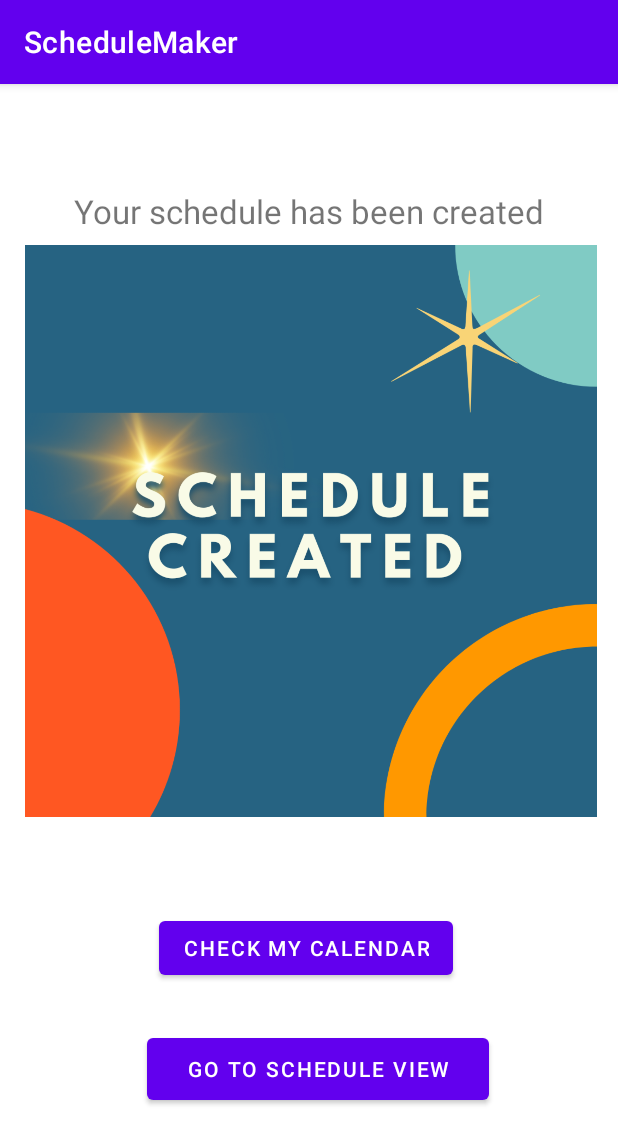
After one commit to ShanmuCode27/Shedule-Maker, an Android app: the ScheduleCreatedActivity screen opened directly, with no data from a screen before it, on a phone screen of 412 x 824 dp. The commit adds this screen. Shown: the top 1144 px of the screen. Run offline under Robolectric (Android 15) with nearby library versions, the phone set to English and light mode, and no system bars.

```diff
--- a/app/src/main/AndroidManifest.xml
+++ b/app/src/main/AndroidManifest.xml
@@ -12,6 +12,12 @@
         android:roundIcon="@mipmap/ic_launcher_round"
         android:supportsRtl="true"
         android:theme="@style/Theme.ScheduleMaker">
+        <activity
+            android:name=".AllScheduleFlowViewActivity"
+            android:exported="false" />
+        <activity
+            android:name=".ScheduleCreatedActivity"
+            android:exported="false" />
         <activity
             android:name=".ScheduleComputeErrorActivity"
             android:exported="false" />
--- a/app/src/main/java/com/shanmu/schedulemaker/LoginActivity.java
+++ b/app/src/main/java/com/shanmu/schedulemaker/LoginActivity.java
@@ -10,6 +10,8 @@ import android.view.View;
 import android.widget.Button;
 import android.widget.EditText;
 import android.widget.Toast;
+
+import com.shanmu.schedulemaker.utils.DbHelper;
 
 public class LoginActivity extends AppCompatActivity {
 
@@ -56,7 +58,7 @@ public class LoginActivity extends AppCompatActivity {
                         }, 2000);
 
                     } else {
-                        Toast.makeText(LoginActivity.this, "Invalid username or password", Toast.LENGTH_SHORT);
+                        Toast.makeText(LoginActivity.this, "Invalid username or password", Toast.LENGTH_SHORT).show();
                         Log.d("loginfailed", "login failed");
                     }
                 }
--- a/app/src/main/java/com/shanmu/schedulemaker/MapActivity.java
+++ b/app/src/main/java/com/shanmu/schedulemaker/MapActivity.java
@@ -4,11 +4,6 @@ import android.Manifest;
 import android.content.Context;
 import android.content.Intent;
 import android.content.pm.PackageManager;
-import android.hardware.Sensor;
-import android.hardware.SensorEvent;
-import android.hardware.SensorEventListener;
-import android.hardware.SensorListener;
-import android.hardware.SensorManager;
 import android.location.Address;
 import android.location.Geocoder;
 import android.location.Location;
@@ -26,6 +21,7 @@ import com.google.android.gms.maps.GoogleMap;
 import com.google.android.gms.maps.OnMapReadyCallback;
 import com.google.android.gms.maps.SupportMapFragment;
 import com.shanmu.schedulemaker.databinding.ActivityMapBinding;
+import com.shanmu.schedulemaker.utils.DbHelper;
 
 import java.util.List;
 import java.util.Locale;
--- /dev/null
+++ b/app/src/main/java/com/shanmu/schedulemaker/ScheduleCreatedActivity.java
@@ -0,0 +1,33 @@
+package com.shanmu.schedulemaker;
+
+import androidx.appcompat.app.AppCompatActivity;
+
+import android.content.Intent;
+import android.os.Bundle;
+import android.view.View;
+import android.widget.Button;
+
+public class ScheduleCreatedActivity extends AppCompatActivity {
+
+    Button checkCalendarBtn, scheduleViewBtn;;
+
+    @Override
+    protected void onCreate(Bundle savedInstanceState) {
+        super.onCreate(savedInstanceState);
+        setContentView(R.layout.activity_schedule_created);
+
+        checkCalendarBtn = findViewById(R.id.schedule_created_check_calendar_btn);
+        scheduleViewBtn = (Button) findViewById(R.id.schedule_created_shedule_view_btn);
+    }
+
+    public void moveToScheduleView() {
+        scheduleViewBtn.setOnClickListener(new View.OnClickListener() {
+            @Override
+            public void onClick(View view) {
+                startActivity(new Intent(getApplicationContext(), AllScheduleFlowViewActivity.class));
+            }
+        });
+    }
+
+
+}
--- a/app/src/main/java/com/shanmu/schedulemaker/SignupActivity.java
+++ b/app/src/main/java/com/shanmu/schedulemaker/SignupActivity.java
@@ -7,11 +7,11 @@ import android.os.Bundle;
 import android.os.Handler;
 import android.util.Log;
 import android.view.View;
-import android.widget.ArrayAdapter;
 import android.widget.Button;
 import android.widget.EditText;
-import android.widget.Spinner;
 import android.widget.Toast;
+
+import com.shanmu.schedulemaker.utils.DbHelper;
 
 public class SignupActivity extends AppCompatActivity {
 
--- /dev/null
+++ b/app/src/main/res/layout/activity_schedule_created.xml
@@ -0,0 +1,67 @@
+<?xml version="1.0" encoding="utf-8"?>
+<androidx.constraintlayout.widget.ConstraintLayout xmlns:android="http://schemas.android.com/apk/res/android"
+    xmlns:app="http://schemas.android.com/apk/res-auto"
+    xmlns:tools="http://schemas.android.com/tools"
+    android:layout_width="match_parent"
+    android:layout_height="match_parent"
+    tools:context=".ScheduleCreatedActivity">
+
+    <TextView
+        android:id="@+id/schedule_created_title"
+        android:layout_width="wrap_content"
+        android:layout_height="wrap_content"
+        android:layout_marginStart="48dp"
+        android:layout_marginTop="51dp"
+        android:layout_marginEnd="49dp"
+        android:layout_marginBottom="650dp"
+        android:gravity="center"
+        android:text="Your schedule has been created"
+        android:textSize="22dp"
+        app:layout_constraintBottom_toBottomOf="parent"
+        app:layout_constraintEnd_toEndOf="parent"
+        app:layout_constraintStart_toStartOf="parent"
+        app:layout_constraintTop_toTopOf="parent" />
+
+    <ImageView
+        android:id="@+id/imageView"
+        android:layout_width="381dp"
+        android:layout_height="460dp"
+        android:layout_marginTop="68dp"
+        app:layout_constraintEnd_toEndOf="parent"
+        app:layout_constraintHorizontal_bias="0.533"
+        app:layout_constraintStart_toStartOf="parent"
+        app:layout_constraintTop_toTopOf="parent"
+        app:srcCompat="@drawable/schedule_created" />
+
+    <Button
+        android:id="@+id/schedule_created_check_calendar_btn"
+        android:layout_width="wrap_content"
+        android:layout_height="wrap_content"
+        android:layout_marginStart="106dp"
+        android:layout_marginTop="7dp"
+        android:layout_marginEnd="107dp"
+        android:layout_marginBottom="76dp"
+        android:text="Check my calendar"
+        app:layout_constraintBottom_toBottomOf="parent"
+        app:layout_constraintEnd_toEndOf="parent"
+        app:layout_constraintHorizontal_bias="0.0"
+        app:layout_constraintStart_toStartOf="parent"
+        app:layout_constraintTop_toBottomOf="@+id/imageView"
+        app:layout_constraintVertical_bias="0.152" />
+
+    <Button
+        android:id="@+id/schedule_created_shedule_view_btn"
+        android:layout_width="228dp"
+        android:layout_height="53dp"
+        android:layout_marginStart="98dp"
+        android:layout_marginTop="30dp"
+        android:layout_marginEnd="117dp"
+        android:layout_marginBottom="117dp"
+        android:text="Go to Schedule View"
+        app:layout_constraintBottom_toBottomOf="parent"
+        app:layout_constraintEnd_toEndOf="parent"
+        app:layout_constraintHorizontal_bias="0.0"
+        app:layout_constraintStart_toStartOf="parent"
+        app:layout_constraintTop_toBottomOf="@+id/schedule_created_check_calendar_btn"
+        app:layout_constraintVertical_bias="0.0" />
+</androidx.constraintlayout.widget.ConstraintLayout>
```
Also changed, not shown: app/src/main/java/com/shanmu/schedulemaker/AllScheduleFlowViewActivity.java (added, +36 -0 lines), app/src/main/java/com/shanmu/schedulemaker/ComputeSchedule.java (+45 -0 lines), app/src/main/java/com/shanmu/schedulemaker/MainActivity.java (+2 -23 lines), app/src/main/java/com/shanmu/schedulemaker/models/DateTimeslotAndGoal.java (added, +33 -0 lines), app/src/main/java/com/shanmu/schedulemaker/utils/DbHelper.java (renamed from app/src/main/java/com/shanmu/schedulemaker/DbHelper.java, +127 -1 lines), app/src/main/res/layout/activity_all_schedule_flow_view.xml (added, +16 -0 lines), app/src/main/res/drawable/schedule_created.png (added).
